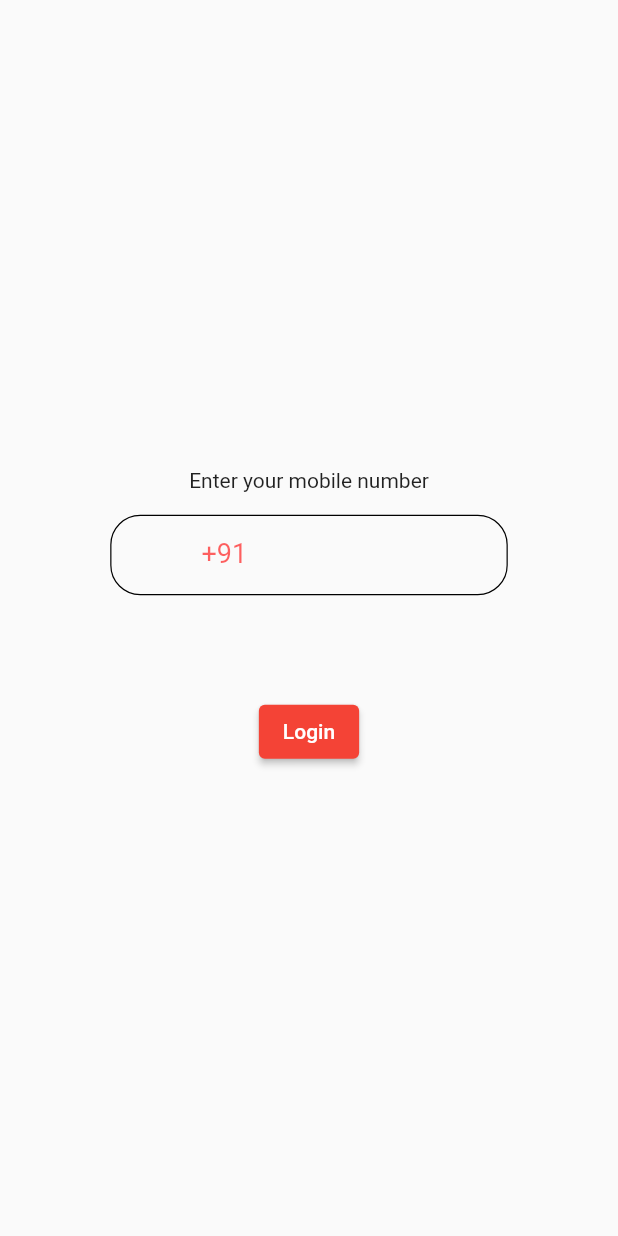
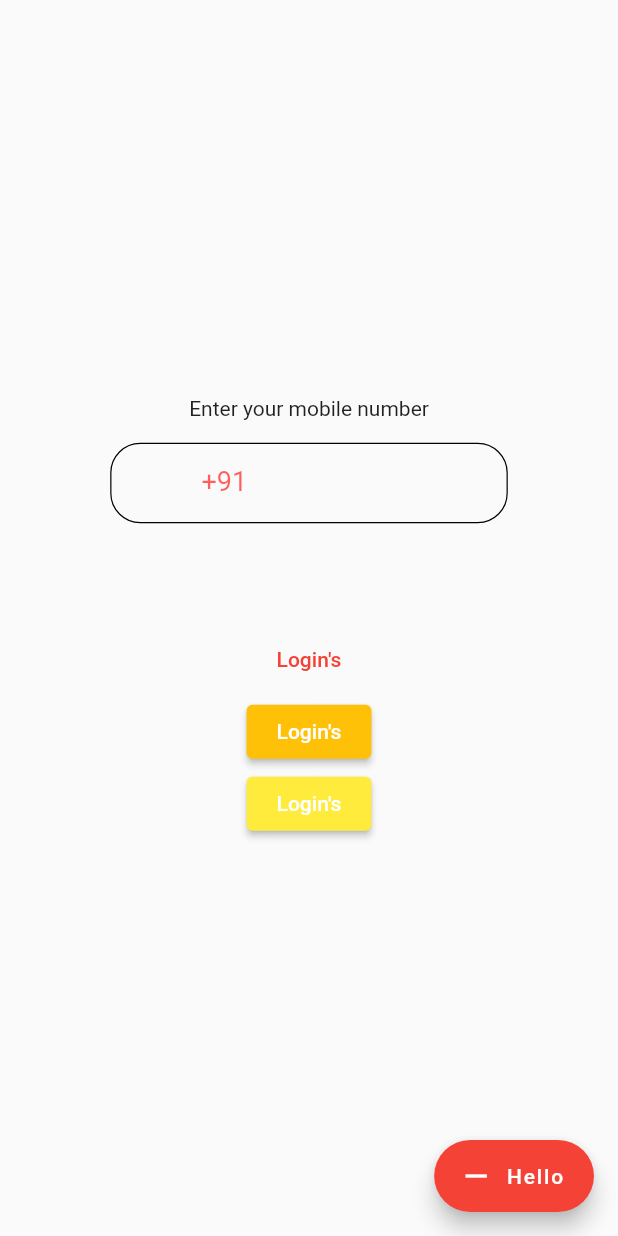
Before and after one commit to hrithikwins/bloodbank_app, a Flutter app: the MobileNumber screen opened directly, on a phone screen of 412 x 824 dp. Run offline on Flutter 3.47's test engine with Material 2 defaults, Android fonts, the phone set to English and light mode, and no system bars.

Commit message:
global and local theming

```diff
--- a/lib/screens/mobile_number.dart
+++ b/lib/screens/mobile_number.dart
@@ -9,6 +9,19 @@ class MobileNumber extends StatelessWidget {
   @override
   Widget build(BuildContext context) {
     return Scaffold(
+      floatingActionButton: FloatingActionButton.extended(
+        icon: Icon(Icons.remove),
+        label: Text('Hello'),
+
+        onPressed: () => null,
+        // child: Column(
+        //   children: [
+        //     Icon(Icons.remove),
+        //     Icon(Icons.remove),
+        //     Icon(Icons.remove),
+        //   ],
+        // ),
+      ),
       body: SafeArea(
         child: Container(
           width: double.infinity,
@@ -56,11 +69,30 @@ class MobileNumber extends StatelessWidget {
               SizedBox(
                 height: 67,
               ),
+              TextButton(
+                onPressed: () => {},
+                child: Text(
+                  "Login's",
+                ),
+              ),
+              // coming from global theme
               ElevatedButton(
                 onPressed: () => {},
-                child: Text("Login"),
+                child: Text(
+                  "Login's",
+                ),
               ),
-
+              ElevatedButton(
+                style: ButtonStyle(
+                  backgroundColor: MaterialStateProperty.all(
+                    Colors.yellow,
+                  ),
+                ),
+                onPressed: () => {},
+                child: Text(
+                  "Login's",
+                ),
+              ),
               // Container(
               //   height: 53,
               //   width: 263,
```
Also changed, not shown: lib/main.dart (+24 -3 lines).
